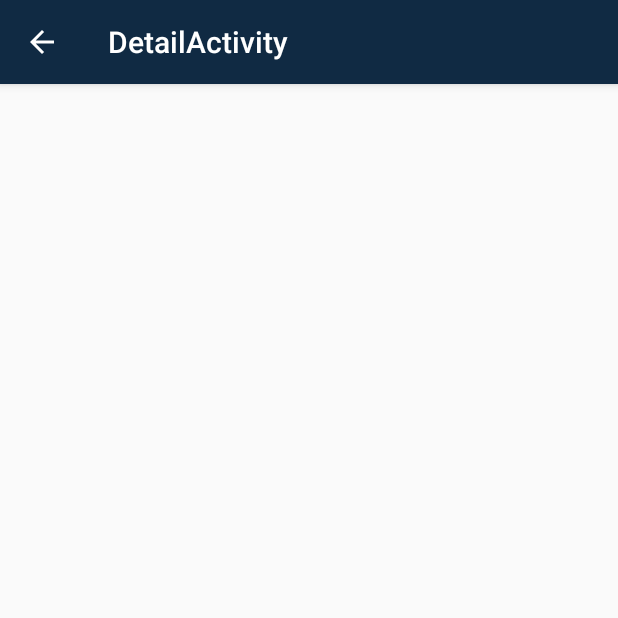
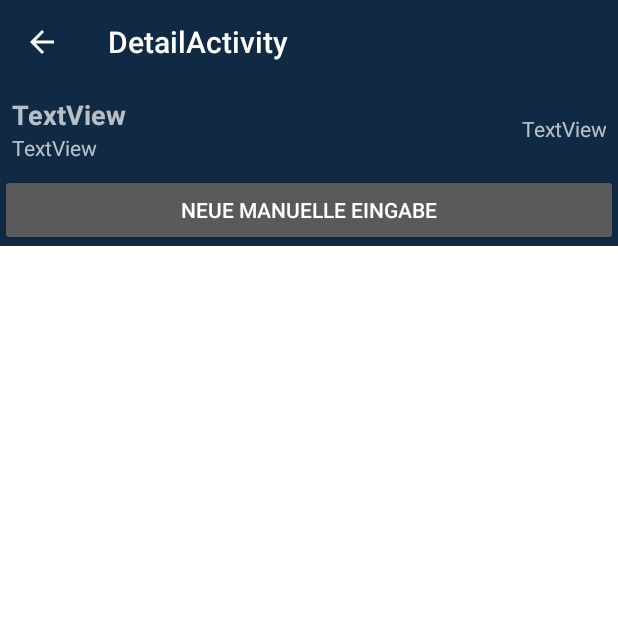
Before and after one commit to mascent/AdessoEnergySopro19, an Android app: the DetailActivity screen opened directly, with no data from a screen before it, on a phone screen of 412 x 824 dp, the top half of it. Run offline under Robolectric (Android 15) with nearby library versions, the light colour scheme and no system bars.

Commit message:
Add mocks and layout DetailActivity

```diff
--- a/android/AdessoAndroidApp/app/build.gradle
+++ b/android/AdessoAndroidApp/app/build.gradle
@@ -33,7 +33,7 @@ dependencies {
     androidTestImplementation 'androidx.test:runner:1.2.0'
     androidTestImplementation 'androidx.test.espresso:espresso-core:3.2.0'
 
-    implementation 'org.mockito:mockito-core:1.10.19'
+    testImplementation 'org.mockito:mockito-core:1.10.19'
     testImplementation 'junit:junit:4.12'
     testImplementation 'joda-time:joda-time:2.10.2'
 }
--- a/android/AdessoAndroidApp/app/src/main/java/energy/adesso/adessoandroidapp/ui/parents/ListActivity.java
+++ b/android/AdessoAndroidApp/app/src/main/java/energy/adesso/adessoandroidapp/ui/parents/ListActivity.java
@@ -9,7 +9,7 @@ import android.widget.TextView;
 
 import energy.adesso.adessoandroidapp.R;
 
-public abstract class ListActivity extends ActivityParent {
+public abstract class ListActivity extends ParentActivity {
     @Override
     protected void onCreate(Bundle savedInstanceState) {
         super.onCreate(savedInstanceState);
--- a/android/AdessoAndroidApp/app/src/main/java/energy/adesso/adessoandroidapp/ui/parents/ActivityParent.java
+++ b/android/AdessoAndroidApp/app/src/main/java/energy/adesso/adessoandroidapp/ui/parents/ParentActivity.java
@@ -11,7 +11,7 @@ import androidx.appcompat.app.AppCompatActivity;
 import java.io.File;
 
 
-public abstract class ActivityParent extends AppCompatActivity {
+public abstract class ParentActivity extends AppCompatActivity {
 
     protected void startNewActivity(Class activity){
         Intent intent = new Intent(this, activity);
--- a/android/AdessoAndroidApp/app/src/main/res/layout/activity_detail.xml
+++ b/android/AdessoAndroidApp/app/src/main/res/layout/activity_detail.xml
@@ -8,7 +8,7 @@
 
     <com.google.android.material.appbar.AppBarLayout
         android:layout_width="match_parent"
-        android:layout_height="wrap_content"
+        android:layout_height="match_parent"
         android:theme="@style/AppTheme.AppBarOverlay">
 
         <androidx.appcompat.widget.Toolbar
@@ -17,12 +17,77 @@
             android:layout_height="?attr/actionBarSize"
             android:background="@color/colorPrimaryDark"
             android:elevation="4dp"
-            android:theme="@style/AlertDialog.AppCompat">
-        </androidx.appcompat.widget.Toolbar>
+            android:theme="@style/AlertDialog.AppCompat"></androidx.appcompat.widget.Toolbar>
 
         <androidx.constraintlayout.widget.ConstraintLayout
             android:layout_width="match_parent"
-            android:layout_height="wrap_content">
+            android:layout_height="match_parent">
+
+            <LinearLayout
+                android:id="@+id/linearLayout2"
+                android:layout_width="match_parent"
+                android:layout_height="wrap_content"
+                android:background="@color/colorPrimaryDark"
+                android:orientation="vertical"
+                app:layout_constraintEnd_toEndOf="parent"
+                app:layout_constraintStart_toStartOf="parent"
+                app:layout_constraintTop_toTopOf="parent">
+
+                <LinearLayout
+                    android:id="@+id/linearLayout"
+                    android:layout_width="match_parent"
+                    android:layout_height="wrap_content"
+                    android:orientation="horizontal">
+
+                    <LinearLayout
+                        android:layout_width="wrap_content"
+                        android:layout_height="wrap_content"
+                        android:layout_margin="8dp"
+                        android:layout_weight="1"
+                        android:orientation="vertical">
+
+                        <TextView
+                            android:id="@+id/name"
+                            android:layout_width="match_parent"
+                            android:layout_height="wrap_content"
+                            android:text="TextView"
+                            android:textSize="18sp"
+                            android:textStyle="bold" />
+
+                        <TextView
+                            android:id="@+id/number"
+                            android:layout_width="match_parent"
+                            android:layout_height="wrap_content"
+                            android:text="TextView" />
+                    </LinearLayout>
+
+                    <TextView
+                        android:id="@+id/usage"
+                        android:layout_width="wrap_content"
+                        android:layout_height="wrap_content"
+                        android:layout_gravity="center|right"
+                        android:layout_margin="8dp"
+                        android:layout_weight="1"
+                        android:gravity="right"
+                        android:text="TextView" />
+                </LinearLayout>
+
+                <Button
+                    android:id="@+id/button"
+                    android:layout_width="match_parent"
+                    android:layout_height="wrap_content"
+                    android:text="@string/new_input_button_text" />
+            </LinearLayout>
+
+            <LinearLayout
+                android:id="@+id/list"
+                android:layout_width="0dp"
+                android:layout_height="0dp"
+                android:orientation="vertical"
+                app:layout_constraintBottom_toBottomOf="parent"
+                app:layout_constraintEnd_toEndOf="parent"
+                app:layout_constraintStart_toStartOf="parent"
+                app:layout_constraintTop_toBottomOf="@+id/linearLayout2"></LinearLayout>
 
         </androidx.constraintlayout.widget.ConstraintLayout>
 
--- a/android/AdessoAndroidApp/app/src/main/res/values/strings.xml
+++ b/android/AdessoAndroidApp/app/src/main/res/values/strings.xml
@@ -1,12 +1,14 @@
 <resources>
     <string name="app_name">Adesso Energy</string>
     <string name="title_activity_main2">Main2Activity</string>
+
+    <string name="not_implemented_message">OwO we didnt imwement this yet UwU</string>
 
     <string name="title_bar">Adesso Energy</string>
 
     <string name="pass_forgot_text">Passwort vergessen</string>
     <string name="login_text">Log in</string>
 
-    <string name="not_implemented_message">"Did you forget your password?"</string>
     <string name="title_activity_detail">DetailActivity</string>
+    <string name="new_input_button_text">Neue manuelle Eingabe</string>
 </resources>
```
Also changed, not shown: android/AdessoAndroidApp/app/src/main/java/energy/adesso/adessoandroidapp/ui/MockDeliverer.java (added, +17 -0 lines), android/AdessoAndroidApp/app/src/main/java/energy/adesso/adessoandroidapp/ui/activities/LoginActivity.java (+13 -10 lines), android/AdessoAndroidApp/app/src/main/java/energy/adesso/adessoandroidapp/ui/activities/MainActivity.java (+52 -37 lines).
